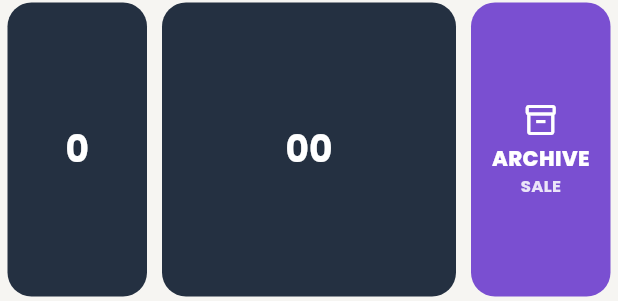
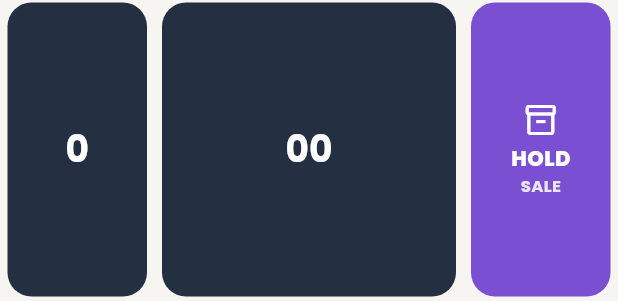
Before and after one commit to ImAadarsh/epos-zaam, a Flutter app: the _Numpad widget shown alone on an empty page, opened directly with empty values, on a phone screen of 412 x 824 dp. Shown: the part 932-1233 px from the top of the screen. Run offline on Flutter 3.47's test engine with Material 3 defaults, Android fonts, the phone set to English and light mode, and no system bars; our stand-ins replace audioplayers, dio, flutter_riverpod, google_fonts, pdf, printing and 3 more; missing offline and left inert: dart:js_interop, dart:ui_web, mobile_scanner; network calls fail.

Commit message:
feat(epos): rename Archive button to HOLD on Direct Sale
Co-authored-by: Cursor <cursoragent@cursor.com>

```diff
--- a/lib/features/dsale/direct_sale_screen.dart
+++ b/lib/features/dsale/direct_sale_screen.dart
@@ -893,7 +893,7 @@ class _Numpad extends StatelessWidget {
                               Icon(icon, color: fg ?? Colors.white, size: 24),
                               const SizedBox(height: 4),
                               const Text(
-                                'ARCHIVE',
+                                'HOLD',
                                 style: TextStyle(color: Colors.white, fontWeight: FontWeight.w800, fontSize: 14, letterSpacing: 0.3),
                               ),
                               Text('SALE', style: TextStyle(color: Colors.white.withValues(alpha: 0.85), fontWeight: FontWeight.w700, fontSize: 11)),
@@ -966,7 +966,7 @@ class _Numpad extends StatelessWidget {
           row([
             key('0', onTap: () => onDigit('0')),
             key('00', onTap: () => onDigit('00'), flex: 2),
-            key('ARCHIVE', onTap: onArchive, color: const Color(0xFF7A4FD1), icon: Icons.inventory_2_outlined, small: true),
+            key('HOLD', onTap: onArchive, color: const Color(0xFF7A4FD1), icon: Icons.inventory_2_outlined, small: true),
           ]),
         ],
       ),
```
